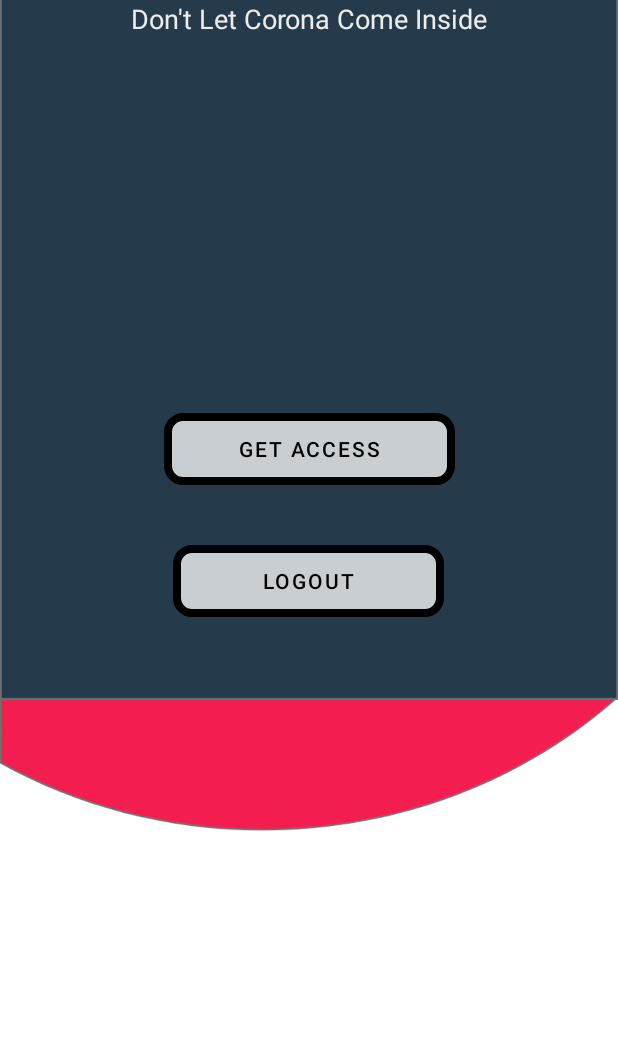
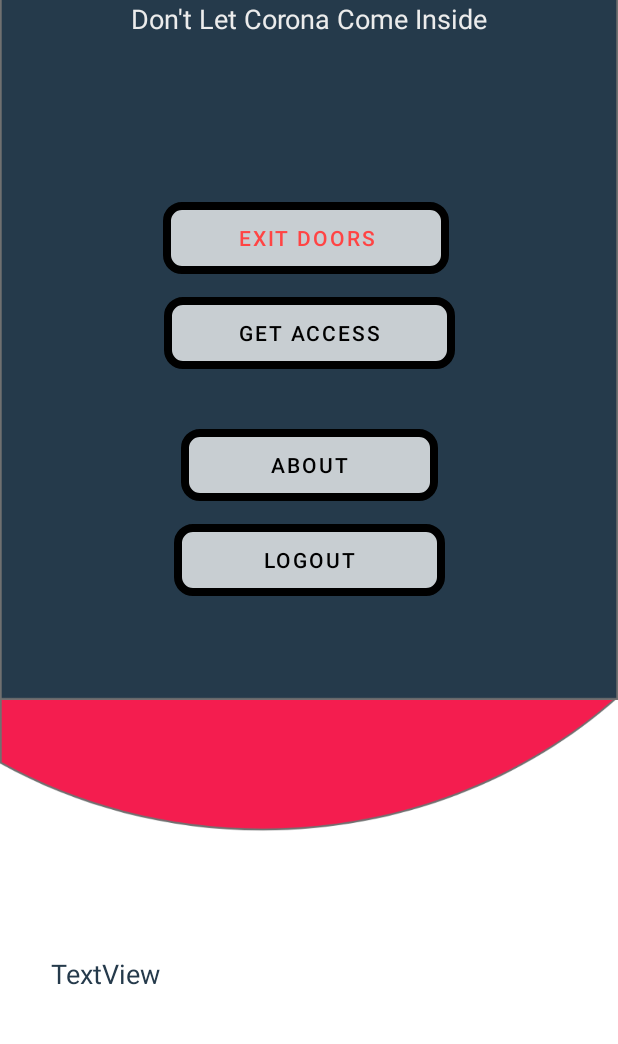
Before and after one commit to DomantasKelpsas/CoronEntry_bakalauras, an Android app: the layout activity_main.xml on its own in the app's theme, with its tools: preview values and no code run, on a phone screen of 412 x 824 dp, the part 169-1213 px from its top. Run offline under Robolectric (Android 15) with nearby library versions, the phone set to English and light mode, and no system bars.

Commit message:
added usercode display in app

```diff
--- a/CoronEntry/app/src/main/java/com/ktu/coronentry/MainActivity.kt
+++ b/CoronEntry/app/src/main/java/com/ktu/coronentry/MainActivity.kt
@@ -77,6 +77,7 @@ class MainActivity : AppCompatActivity(), MqttDataInterface {
         val user = intent.getStringExtra("user")
         val userObj = JSONObject(user)
         val user_code = userObj.getString("user_code")
+        tv_usercode.text = "User Code: #$user_code"
         val placeid = userObj.getString("placeid")
         Log.d("JsonParse", "$user_code (id)-> $placeid")
         connectCreds = "{\"user_code\": \"$user_code\","
--- a/CoronEntry/app/src/main/res/layout/activity_main.xml
+++ b/CoronEntry/app/src/main/res/layout/activity_main.xml
@@ -10,35 +10,65 @@
 
 
     <Button
+        android:id="@+id/btnAbout"
+        android:layout_width="wrap_content"
+        android:layout_height="wrap_content"
+        android:layout_marginTop="40dp"
+        android:background="@drawable/custom_button2"
+        android:paddingHorizontal="60dp"
+        android:text="About"
+        android:textColor="@color/black"
+        app:backgroundTint="@null"
+        app:layout_constraintEnd_toEndOf="parent"
+        app:layout_constraintStart_toStartOf="parent"
+        app:layout_constraintTop_toBottomOf="@+id/btnEpConnect" />
+
+    <Button
+        android:id="@+id/btnEpExit"
+        android:layout_width="wrap_content"
+        android:layout_height="wrap_content"
+        android:background="@drawable/custom_button2"
+        android:onClick="epConnect"
+        android:paddingHorizontal="50dp"
+        android:text="Exit Doors"
+        android:textColor="#ffff4444"
+        app:backgroundTint="@null"
+        app:layout_constraintBottom_toBottomOf="parent"
+        app:layout_constraintEnd_toEndOf="parent"
+        app:layout_constraintHorizontal_bias="0.49"
+        app:layout_constraintStart_toStartOf="parent"
+        app:layout_constraintTop_toTopOf="parent"
+        app:layout_constraintVertical_bias="0.319" />
+
+    <Button
         android:id="@+id/btnEpConnect"
         android:layout_width="wrap_content"
         android:layout_height="wrap_content"
+        android:layout_marginTop="15dp"
+        android:background="@drawable/custom_button2"
         android:onClick="epConnect"
+        android:paddingHorizontal="50dp"
         android:text="Get Access"
-        android:background="@drawable/custom_button2"
-        android:paddingHorizontal="50dp"
         android:textColor="@color/black"
         app:backgroundTint="@null"
-        app:layout_constraintBottom_toBottomOf="parent"
         app:layout_constraintEnd_toEndOf="parent"
         app:layout_constraintStart_toStartOf="parent"
-        app:layout_constraintTop_toTopOf="parent" />
+        app:layout_constraintTop_toBottomOf="@+id/btnEpExit" />
 
     <Button
         android:id="@+id/btnLogout"
         android:layout_width="wrap_content"
         android:layout_height="wrap_content"
-        android:layout_marginTop="40dp"
+        android:layout_marginTop="15dp"
+        android:background="@drawable/custom_button2"
         android:onClick="logout"
+        android:paddingHorizontal="60dp"
         android:text="Logout"
-        android:background="@drawable/custom_button2"
-        android:paddingHorizontal="60dp"
         android:textColor="@color/black"
         app:backgroundTint="@null"
         app:layout_constraintEnd_toEndOf="parent"
-        app:layout_constraintHorizontal_bias="0.498"
         app:layout_constraintStart_toStartOf="parent"
-        app:layout_constraintTop_toBottomOf="@+id/btnEpConnect" />
+        app:layout_constraintTop_toBottomOf="@+id/btnAbout" />
 
     <TextView
         android:id="@+id/textView7"
@@ -63,4 +93,17 @@
         app:layout_constraintEnd_toEndOf="parent"
         app:layout_constraintStart_toStartOf="parent"
         app:layout_constraintTop_toBottomOf="@+id/textView7" />
+
+    <TextView
+        android:id="@+id/tv_usercode"
+        android:layout_width="wrap_content"
+        android:layout_height="wrap_content"
+        android:layout_marginBottom="50dp"
+        android:text="TextView"
+        android:textColor="@color/dark_blue"
+        android:textSize="18sp"
+        app:layout_constraintBottom_toBottomOf="parent"
+        app:layout_constraintEnd_toEndOf="parent"
+        app:layout_constraintHorizontal_bias="0.1"
+        app:layout_constraintStart_toStartOf="parent" />
 </androidx.constraintlayout.widget.ConstraintLayout>
```
